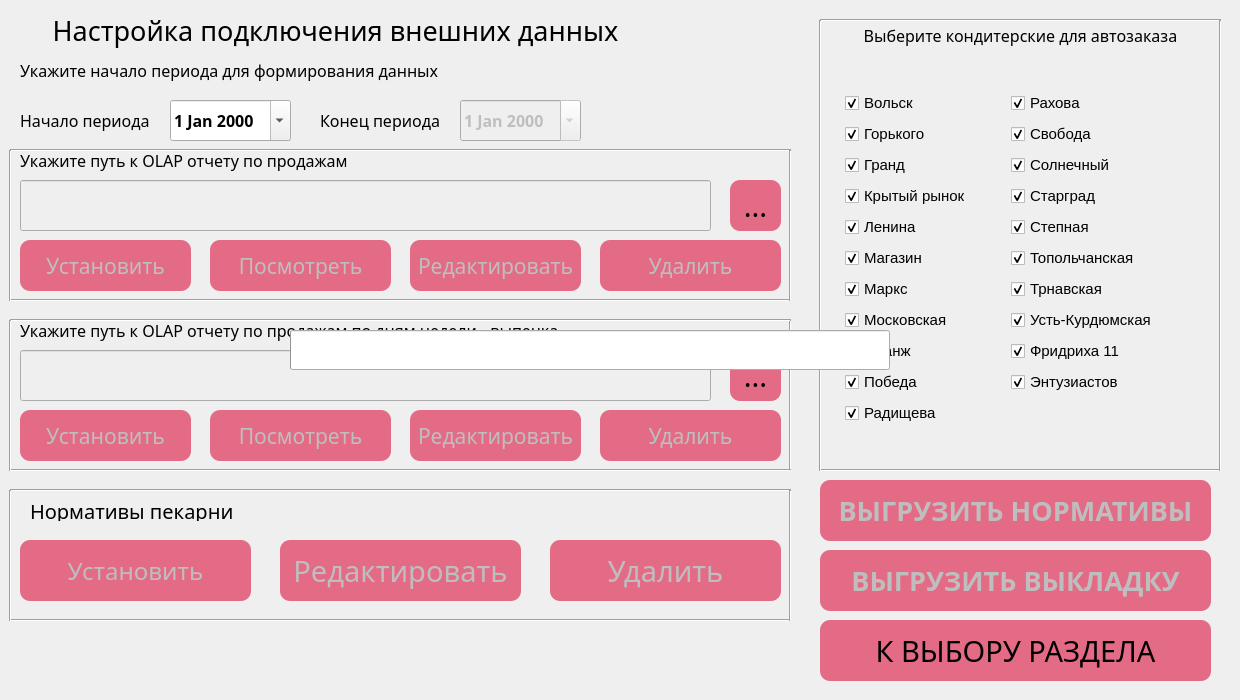
First picture: the form in data/ui/bakery.ui, repository PavelZagumenkin/Malina_Orders_v2, before the edit.
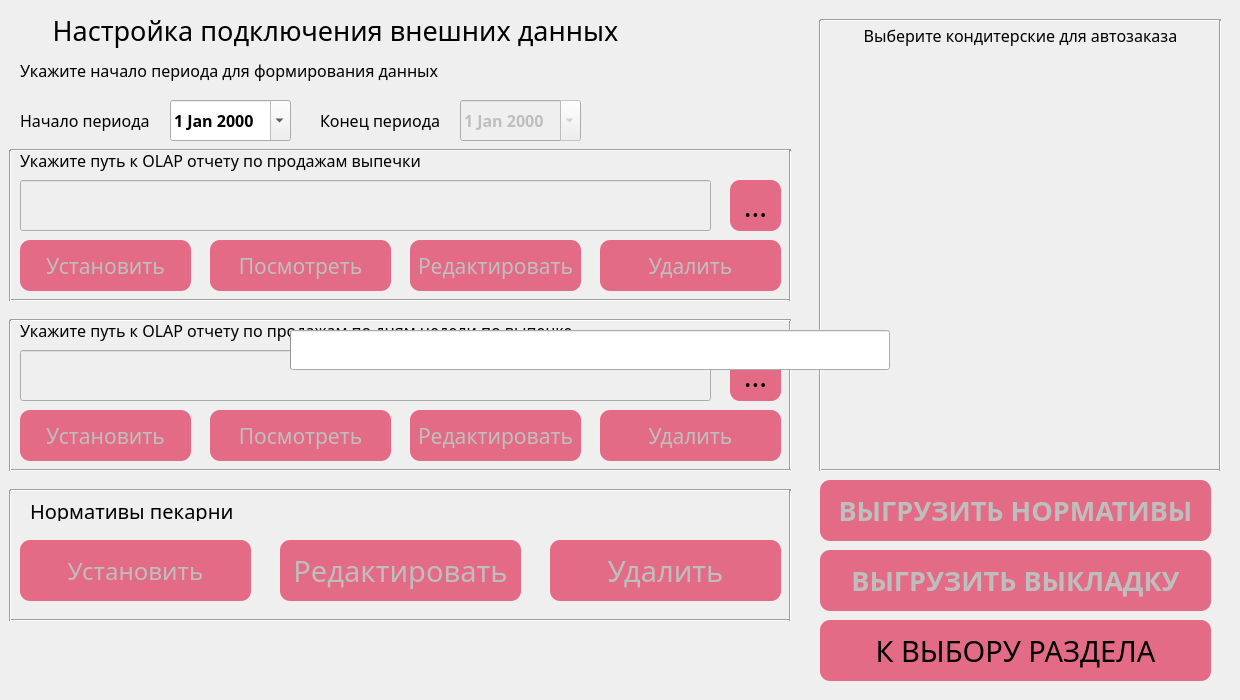
Second picture: the form after the edit. Icons and pictures are not drawn.

Commit message: Добавил все кондитерские. Начал делать окно автозаказа выпечки

```diff
--- a/data/ui/bakery.ui
+++ b/data/ui/bakery.ui
@@ -77,7 +77,7 @@
      </font>
     </property>
     <property name="text">
-     <string>Укажите путь к OLAP отчету по продажам</string>
+     <string>Укажите путь к OLAP отчету по продажам выпечки</string>
     </property>
    </widget>
    <widget class="QLineEdit" name="lineEdit_OLAP_P">
@@ -183,7 +183,7 @@
      </font>
     </property>
     <property name="text">
-     <string>Укажите путь к OLAP отчету по продажам по дням недели - выпечка</string>
+     <string>Укажите путь к OLAP отчету по продажам по дням недели по выпечке</string>
     </property>
    </widget>
    <widget class="QPushButton" name="btn_exit_bakery">
@@ -967,321 +967,6 @@
      <property name="topMargin">
       <number>5</number>
      </property>
-     <item row="0" column="0">
-      <widget class="QCheckBox" name="cb_volsk">
-       <property name="font">
-        <font>
-         <pointsize>11</pointsize>
-        </font>
-       </property>
-       <property name="text">
-        <string>Вольск</string>
-       </property>
-       <property name="checked">
-        <bool>true</bool>
-       </property>
-      </widget>
-     </item>
-     <item row="0" column="1">
-      <widget class="QCheckBox" name="cb_rahova">
-       <property name="font">
-        <font>
-         <pointsize>11</pointsize>
-        </font>
-       </property>
-       <property name="text">
-        <string>Рахова</string>
-       </property>
-       <property name="checked">
-        <bool>true</bool>
-       </property>
-      </widget>
-     </item>
-     <item row="1" column="0">
-      <widget class="QCheckBox" name="cb_gorkogo">
-       <property name="font">
-        <font>
-         <pointsize>11</pointsize>
-        </font>
-       </property>
-       <property name="text">
-        <string>Горького</string>
-       </property>
-       <property name="checked">
-        <bool>true</bool>
-       </property>
-      </widget>
-     </item>
-     <item row="1" column="1">
-      <widget class="QCheckBox" name="cb_svoboda">
-       <property name="font">
-        <font>
-         <pointsize>11</pointsize>
-        </font>
-       </property>
-       <property name="text">
-        <string>Свобода</string>
-       </property>
-       <property name="checked">
-        <bool>true</bool>
-       </property>
-      </widget>
-     </item>
-     <item row="2" column="0">
-      <widget class="QCheckBox" name="cb_grand">
-       <property name="font">
-        <font>
-         <pointsize>11</pointsize>
-        </font>
-       </property>
-       <property name="text">
-        <string>Гранд</string>
-       </property>
-       <property name="checked">
-        <bool>true</bool>
-       </property>
-      </widget>
-     </item>
-     <item row="2" column="1">
-      <widget class="QCheckBox" name="cb_solnechnii">
-       <property name="font">
-        <font>
-         <pointsize>11</pointsize>
-        </font>
-       </property>
-       <property name="text">
-        <string>Солнечный</string>
-       </property>
-       <property name="checked">
-        <bool>true</bool>
-       </property>
-      </widget>
-     </item>
-     <item row="3" column="0">
-      <widget class="QCheckBox" name="cb_kr">
-       <property name="font">
-        <font>
-         <pointsize>11</pointsize>
-        </font>
-       </property>
-       <property name="text">
-        <string>Крытый рынок</string>
-       </property>
-       <property name="checked">
-        <bool>true</bool>
-       </property>
-      </widget>
-     </item>
-     <item row="3" column="1">
-      <widget class="QCheckBox" name="cb_stargrad">
-       <property name="font">
-        <font>
-         <pointsize>11</pointsize>
-        </font>
-       </property>
-       <property name="text">
-        <string>Старград</string>
-       </property>
-       <property name="checked">
-        <bool>true</bool>
-       </property>
-      </widget>
-     </item>
-     <item row="4" column="0">
-      <widget class="QCheckBox" name="cb_lenina">
-       <property name="font">
-        <font>
-         <pointsize>11</pointsize>
-        </font>
-       </property>
-       <property name="text">
-        <string>Ленина</string>
-       </property>
-       <property name="checked">
-        <bool>true</bool>
-       </property>
-      </widget>
-     </item>
-     <item row="4" column="1">
-      <widget class="QCheckBox" name="cb_stepnaya">
-       <property name="font">
-        <font>
-         <pointsize>11</pointsize>
-        </font>
-       </property>
-       <property name="text">
-        <string>Степная</string>
-       </property>
-       <property name="checked">
-        <bool>true</bool>
-       </property>
-      </widget>
-     </item>
-     <item row="5" column="0">
-      <widget class="QCheckBox" name="cb_magazin">
-       <property name="font">
-        <font>
-         <pointsize>11</pointsize>
-        </font>
-       </property>
-       <property name="text">
-        <string>Магазин</string>
-       </property>
-       <property name="checked">
-        <bool>true</bool>
-       </property>
-      </widget>
-     </item>
-     <item row="5" column="1">
-      <widget class="QCheckBox" name="cb_topol">
-       <property name="font">
-        <font>
-         <pointsize>11</pointsize>
-        </font>
-       </property>
-       <property name="text">
-        <string>Топольчанская</string>
-       </property>
-       <property name="checked">
-        <bool>true</bool>
-       </property>
-      </widget>
-     </item>
-     <item row="6" column="0">
-      <widget class="QCheckBox" name="cb_marks">
-       <property name="font">
-        <font>
-         <pointsize>11</pointsize>
-        </font>
-       </property>
-       <property name="text">
-        <string>Маркс</string>
-       </property>
-       <property name="checked">
-        <bool>true</bool>
-       </property>
-      </widget>
-     </item>
-     <item row="6" column="1">
-      <widget class="QCheckBox" name="cb_trnavskaya">
-       <property name="font">
-        <font>
-         <pointsize>11</pointsize>
-        </font>
-       </property>
-       <property name="text">
-        <string>Трнавская</string>
-       </property>
-       <property name="checked">
-        <bool>true</bool>
-       </property>
-      </widget>
-     </item>
-     <item row="7" column="1">
-      <widget class="QCheckBox" name="cb_ust_kurdym">
-       <property name="font">
-        <font>
-         <pointsize>11</pointsize>
-        </font>
-       </property>
-       <property name="text">
-        <string>Усть-Курдюмская</string>
-       </property>
-       <property name="checked">
-        <bool>true</bool>
-       </property>
-      </widget>
-     </item>
-     <item row="8" column="1">
-      <widget class="QCheckBox" name="cb_fridriha">
-       <property name="font">
-        <font>
-         <pointsize>11</pointsize>
-        </font>
-       </property>
-       <property name="text">
-        <string>Фридриха 11</string>
-       </property>
-       <property name="checked">
-        <bool>true</bool>
-       </property>
-      </widget>
-     </item>
-     <item row="7" column="0">
-      <widget class="QCheckBox" name="cb_moskovskaya">
-       <property name="font">
-        <font>
-         <pointsize>11</pointsize>
-        </font>
-       </property>
-       <property name="text">
-        <string>Московская</string>
-       </property>
-       <property name="checked">
-        <bool>true</bool>
-       </property>
-      </widget>
-     </item>
-     <item row="8" column="0">
-      <widget class="QCheckBox" name="cb_orang">
-       <property name="font">
-        <font>
-         <pointsize>11</pointsize>
-        </font>
-       </property>
-       <property name="text">
-        <string>Оранж</string>
-       </property>
-       <property name="checked">
-        <bool>true</bool>
-       </property>
-      </widget>
-     </item>
-     <item row="9" column="0">
-      <widget class="QCheckBox" name="cb_pobeda">
-       <property name="font">
-        <font>
-         <pointsize>11</pointsize>
-        </font>
-       </property>
-       <property name="text">
-        <string>Победа</string>
-       </property>
-       <property name="checked">
-        <bool>true</bool>
-       </property>
-      </widget>
-     </item>
-     <item row="10" column="0">
-      <widget class="QCheckBox" name="cb_entuziastov_2">
-       <property name="font">
-        <font>
-         <pointsize>11</pointsize>
-        </font>
-       </property>
-       <property name="text">
-        <string>Радищева</string>
-       </property>
-       <property name="checked">
-        <bool>true</bool>
-       </property>
-      </widget>
-     </item>
-     <item row="9" column="1">
-      <widget class="QCheckBox" name="cb_entuziastov">
-       <property name="font">
-        <font>
-         <pointsize>11</pointsize>
-        </font>
-       </property>
-       <property name="text">
-        <string>Энтузиастов</string>
-       </property>
-       <property name="checked">
-        <bool>true</bool>
-       </property>
-      </widget>
-     </item>
     </layout>
    </widget>
    <widget class="Line" name="line">
```
Left out of the diff: 46 changed lines with no effect on the pictures. The commit also changes 9 other files.
